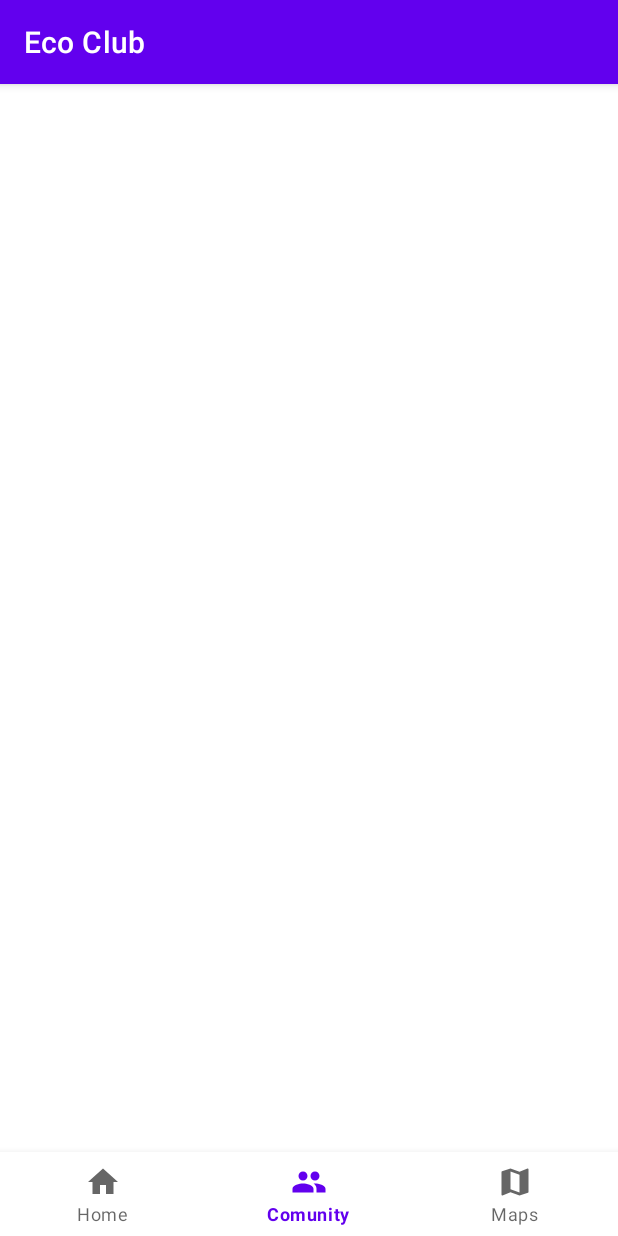
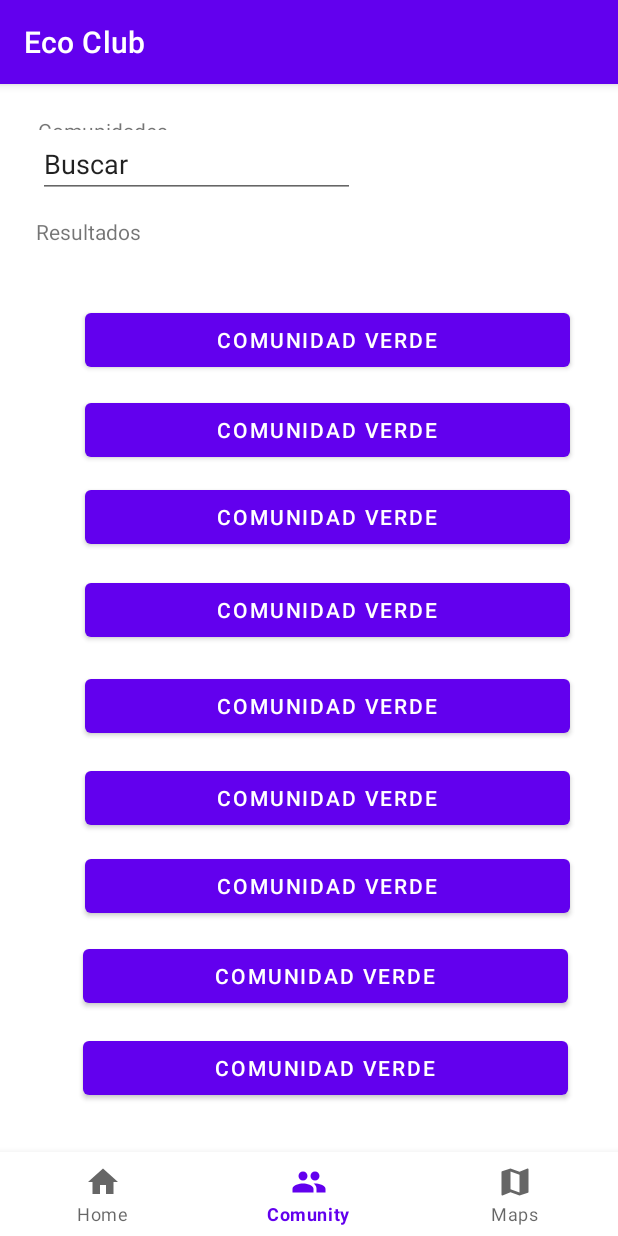
Before and after one commit to VictorV-R/EcoClub, an Android app: the screen it shows after launch (MainActivity), item 2 of the bottom bar chosen, on a phone screen of 412 x 824 dp. Run offline under Robolectric (Android 15) with nearby library versions, the phone set to English and light mode, and no system bars; pictures from the network do not load.

Commit message:
Layout de Comunity

```diff
--- a/app/src/main/res/layout/fragment_comunity.xml
+++ b/app/src/main/res/layout/fragment_comunity.xml
@@ -6,5 +6,134 @@
     tools:context=".ComunityFragment">
 
 
+    <TextView
+        android:id="@+id/textView2"
+        android:layout_width="wrap_content"
+        android:layout_height="wrap_content"
+        android:layout_alignParentStart="true"
+        android:layout_alignParentTop="true"
+        android:layout_alignParentEnd="true"
+        android:layout_alignParentBottom="true"
+        android:layout_marginStart="25dp"
+        android:layout_marginTop="21dp"
+        android:layout_marginEnd="281dp"
+        android:layout_marginBottom="681dp"
+        android:text="@string/comunidades" />
+
+    <EditText
+        android:id="@+id/editTextTextPersonName2"
+        android:layout_width="wrap_content"
+        android:layout_height="wrap_content"
+        android:layout_alignParentStart="true"
+        android:layout_alignParentEnd="true"
+        android:layout_alignParentBottom="true"
+        android:layout_marginStart="25dp"
+        android:layout_marginEnd="175dp"
+        android:layout_marginBottom="636dp"
+        android:ems="10"
+        android:inputType="textPersonName"
+        android:text="@string/buscar" />
+
+    <TextView
+        android:id="@+id/textView3"
+        android:layout_width="wrap_content"
+        android:layout_height="wrap_content"
+        android:layout_alignParentStart="true"
+        android:layout_alignParentEnd="true"
+        android:layout_alignParentBottom="true"
+        android:layout_marginStart="24dp"
+        android:layout_marginEnd="317dp"
+        android:layout_marginBottom="604dp"
+        android:text="@string/resultados" />
+
+    <Button
+        android:id="@+id/button"
+        android:layout_width="323dp"
+        android:layout_height="wrap_content"
+        android:layout_alignParentEnd="true"
+        android:layout_alignParentBottom="true"
+        android:layout_marginEnd="32dp"
+        android:layout_marginBottom="517dp"
+        android:text="@string/nombreComunidad" />
+
+    <Button
+        android:id="@+id/button2"
+        android:layout_width="323dp"
+        android:layout_height="wrap_content"
+        android:layout_alignParentEnd="true"
+        android:layout_alignParentBottom="true"
+        android:layout_marginEnd="32dp"
+        android:layout_marginBottom="457dp"
+        android:text="@string/nombreComunidad" />
+
+    <Button
+        android:id="@+id/button3"
+        android:layout_width="323dp"
+        android:layout_height="wrap_content"
+        android:layout_alignParentEnd="true"
+        android:layout_alignParentBottom="true"
+        android:layout_marginEnd="32dp"
+        android:layout_marginBottom="399dp"
+        android:text="@string/nombreComunidad" />
+
+    <Button
+        android:id="@+id/button4"
+        android:layout_width="323dp"
+        android:layout_height="wrap_content"
+        android:layout_alignParentEnd="true"
+        android:layout_alignParentBottom="true"
+        android:layout_marginEnd="32dp"
+        android:layout_marginBottom="337dp"
+        android:text="@string/nombreComunidad" />
+
+    <Button
+        android:id="@+id/button5"
+        android:layout_width="323dp"
+        android:layout_height="wrap_content"
+        android:layout_alignParentEnd="true"
+        android:layout_alignParentBottom="true"
+        android:layout_marginEnd="32dp"
+        android:layout_marginBottom="273dp"
+        android:text="@string/nombreComunidad" />
+
+    <Button
+        android:id="@+id/button6"
+        android:layout_width="323dp"
+        android:layout_height="wrap_content"
+        android:layout_alignParentEnd="true"
+        android:layout_alignParentBottom="true"
+        android:layout_marginEnd="32dp"
+        android:layout_marginBottom="212dp"
+        android:text="@string/nombreComunidad" />
+
+    <Button
+        android:id="@+id/button7"
+        android:layout_width="323dp"
+        android:layout_height="wrap_content"
+        android:layout_alignParentEnd="true"
+        android:layout_alignParentBottom="true"
+        android:layout_marginEnd="32dp"
+        android:layout_marginBottom="153dp"
+        android:text="@string/nombreComunidad" />
+
+    <Button
+        android:id="@+id/button8"
+        android:layout_width="323dp"
+        android:layout_height="wrap_content"
+        android:layout_alignParentEnd="true"
+        android:layout_alignParentBottom="true"
+        android:layout_marginEnd="33dp"
+        android:layout_marginBottom="93dp"
+        android:text="@string/nombreComunidad" />
+
+    <Button
+        android:id="@+id/button9"
+        android:layout_width="323dp"
+        android:layout_height="wrap_content"
+        android:layout_alignParentEnd="true"
+        android:layout_alignParentBottom="true"
+        android:layout_marginEnd="33dp"
+        android:layout_marginBottom="32dp"
+        android:text="@string/nombreComunidad" />
 
 </RelativeLayout>
--- a/app/src/main/res/values/strings.xml
+++ b/app/src/main/res/values/strings.xml
@@ -3,4 +3,8 @@
     <string name="home">Home</string>
     <!-- TODO: Remove or change this placeholder text -->
     <string name="hello_blank_fragment">Hello blank fragment</string>
+    <string name="comunidades">Comunidades</string>
+    <string name="buscar">Buscar</string>
+    <string name="resultados">Resultados</string>
+    <string name="nombreComunidad">Comunidad Verde</string>
 </resources>
```
